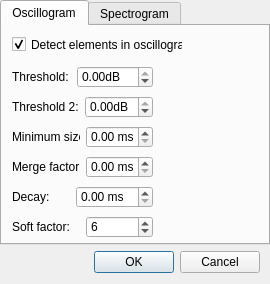
Old version of the form Graphic_Interface/UI Files/elemDetectSettings.ui in the repository ECMora/SoundLab.
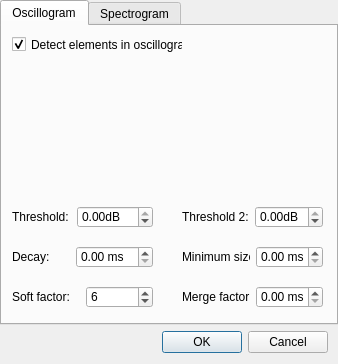
New version of the form.

What changed in the file:
```diff
--- a/Graphic_Interface/UI Files/elemDetectSettings.ui
+++ b/Graphic_Interface/UI Files/elemDetectSettings.ui
@@ -6,8 +6,8 @@
    <rect>
     <x>0</x>
     <y>0</y>
-    <width>270</width>
-    <height>284</height>
+    <width>338</width>
+    <height>364</height>
    </rect>
   </property>
   <property name="windowTitle">
@@ -38,8 +38,8 @@
       <widget class="QWidget" name="horizontalLayoutWidget_3">
        <property name="geometry">
         <rect>
-         <x>10</x>
-         <y>100</y>
+         <x>180</x>
+         <y>220</y>
          <width>141</width>
          <height>22</height>
         </rect>
@@ -64,8 +64,8 @@
       <widget class="QWidget" name="horizontalLayoutWidget_4">
        <property name="geometry">
         <rect>
-         <x>10</x>
-         <y>130</y>
+         <x>180</x>
+         <y>260</y>
          <width>141</width>
          <height>22</height>
         </rect>
@@ -91,7 +91,7 @@
        <property name="geometry">
         <rect>
          <x>10</x>
-         <y>160</y>
+         <y>220</y>
          <width>141</width>
          <height>22</height>
         </rect>
@@ -117,7 +117,7 @@
        <property name="geometry">
         <rect>
          <x>10</x>
-         <y>190</y>
+         <y>260</y>
          <width>141</width>
          <height>22</height>
         </rect>
@@ -149,7 +149,7 @@
        <property name="geometry">
         <rect>
          <x>10</x>
-         <y>40</y>
+         <y>180</y>
          <width>141</width>
          <height>22</height>
         </rect>
@@ -202,8 +202,8 @@
       <widget class="QWidget" name="horizontalLayoutWidget_11">
        <property name="geometry">
         <rect>
-         <x>10</x>
-         <y>70</y>
+         <x>180</x>
+         <y>180</y>
          <width>141</width>
          <height>22</height>
         </rect>
```
